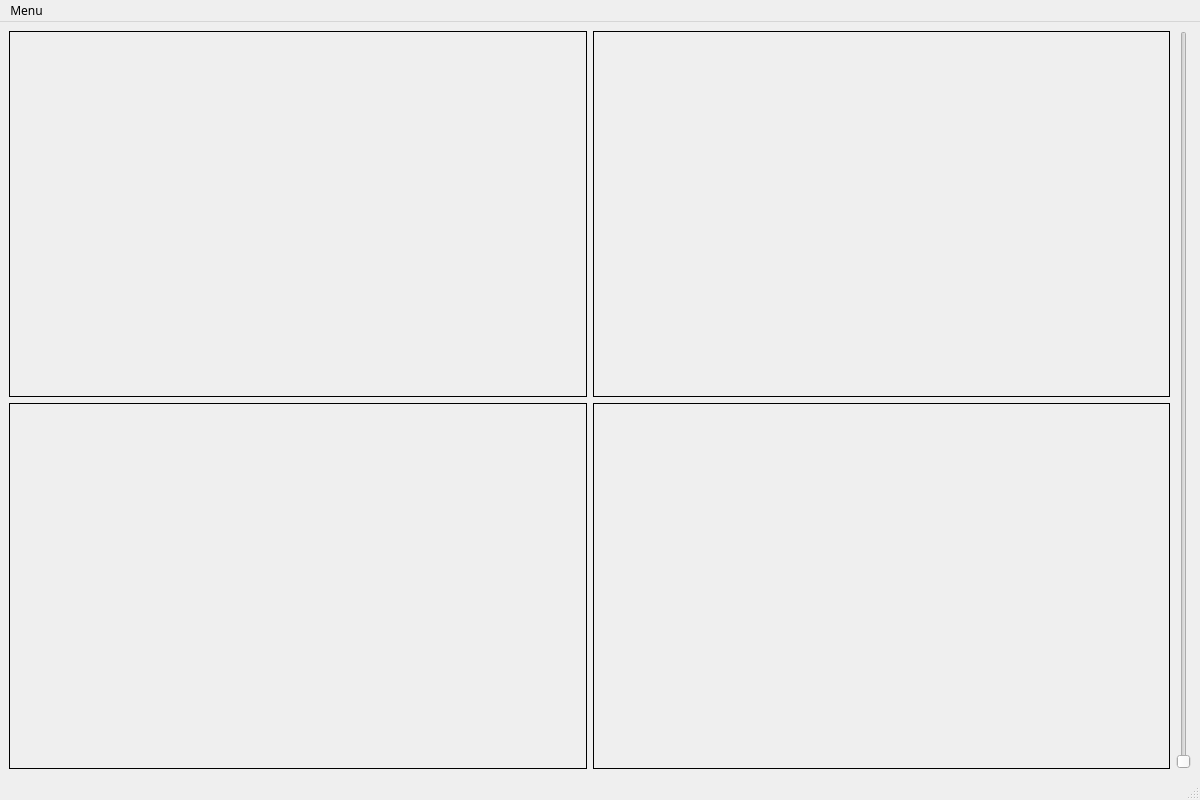
Old version of the form wds_interface_test/mainwindow.ui in the repository kacperchmiel97/wds_projekt2020.
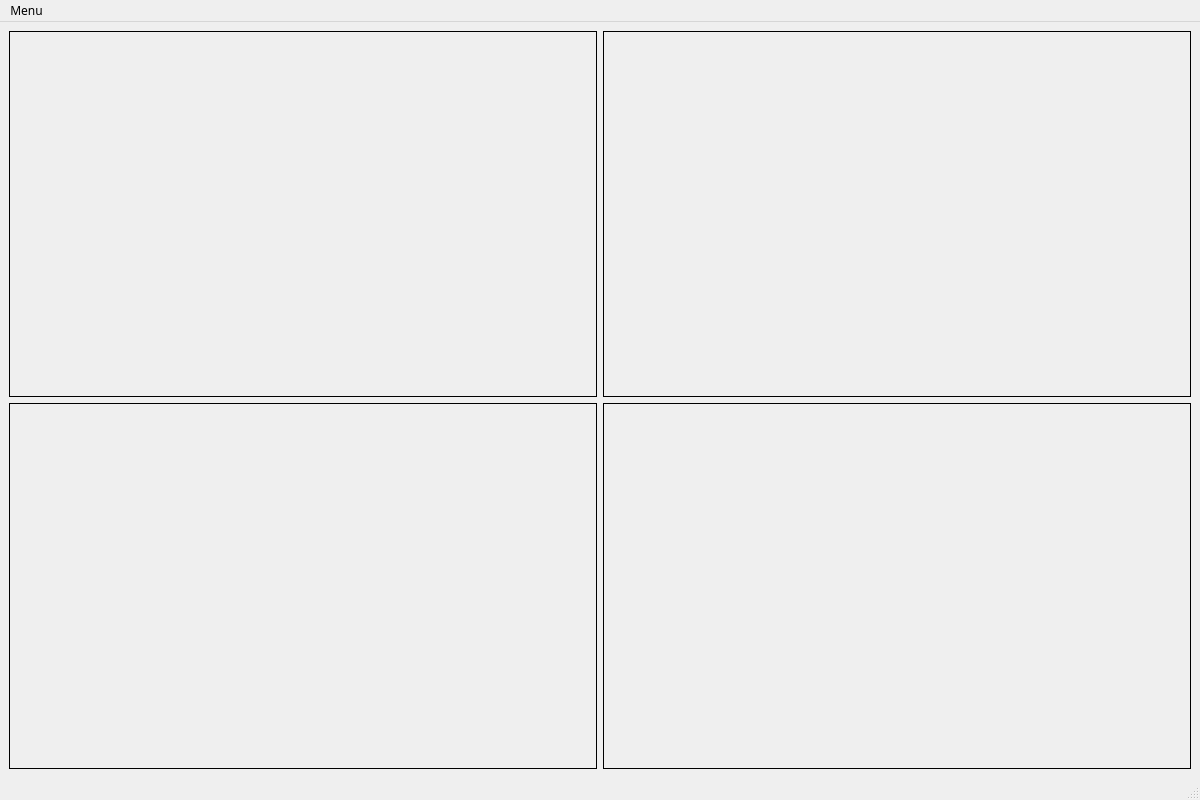
New version of the form.

What changed in the file:
```diff
--- a/wds_interface_test/mainwindow.ui
+++ b/wds_interface_test/mainwindow.ui
@@ -96,13 +96,6 @@
       </item>
      </layout>
     </item>
-    <item>
-     <widget class="QSlider" name="verticalSlider">
-      <property name="orientation">
-       <enum>Qt::Vertical</enum>
-      </property>
-     </widget>
-    </item>
    </layout>
   </widget>
   <widget class="QMenuBar" name="menubar">
```
Left out of the diff: 40 changed lines with no effect on the pictures.
